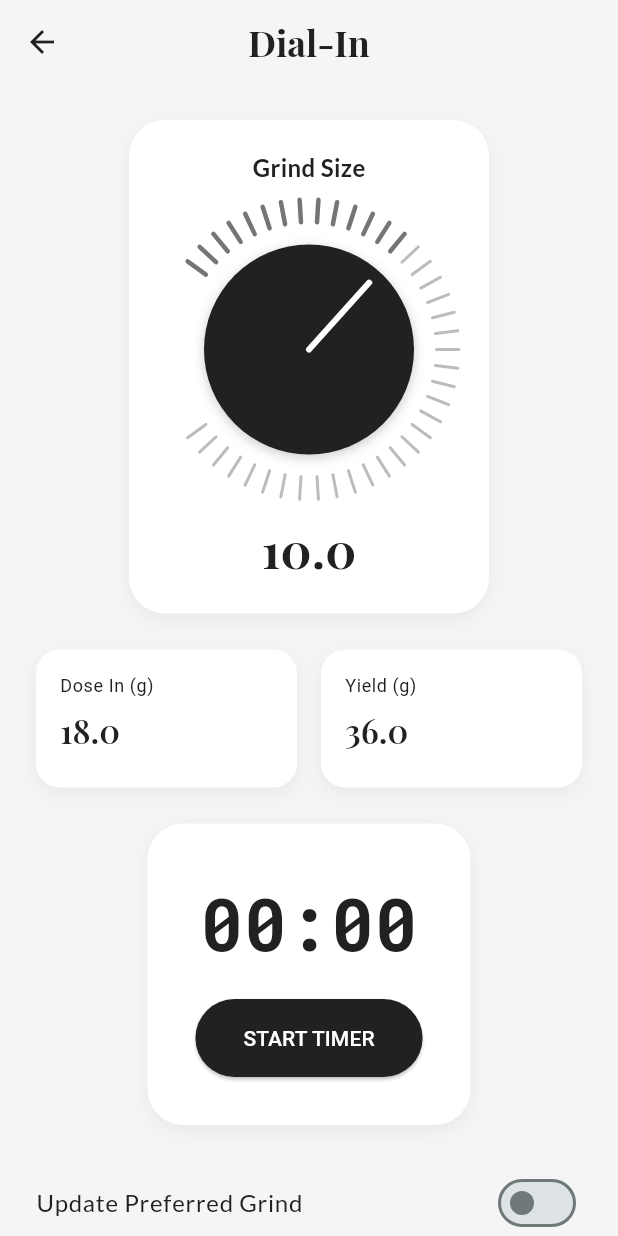
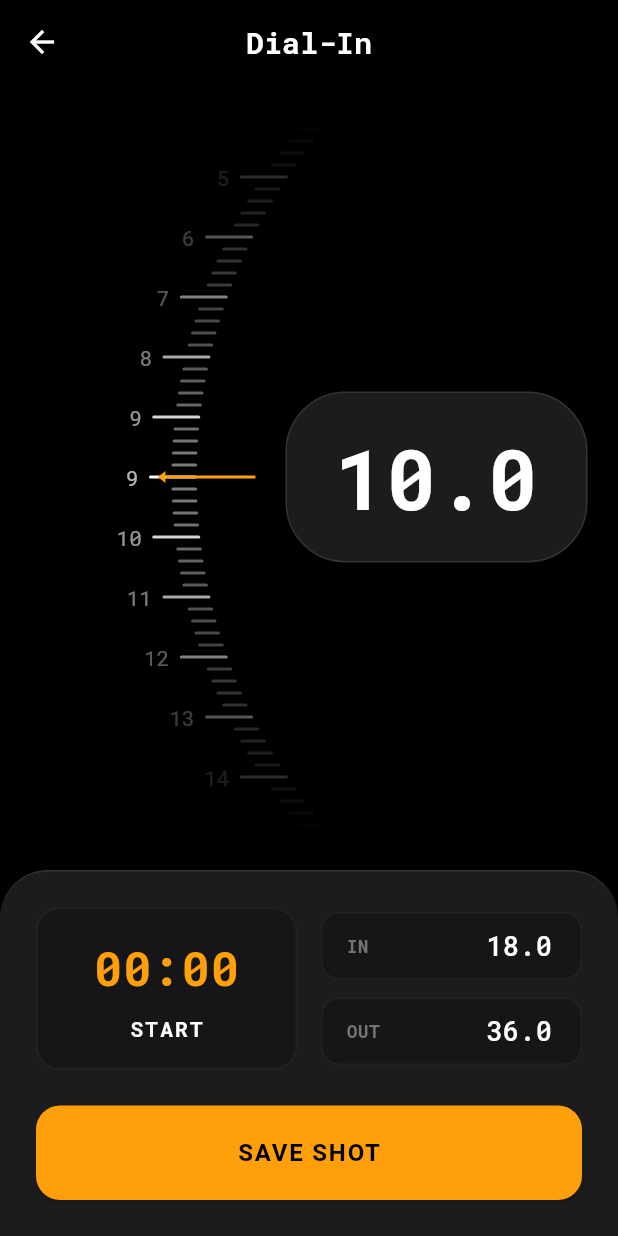
Before and after one commit to LucaGerlich/dialed_in, a Flutter app: the AddShotScreen screen opened directly with empty values, on a phone screen of 412 x 824 dp. Run offline on Flutter 3.47's test engine with Material 3 defaults, Android fonts, the phone set to English and light mode, and no system bars; our stand-ins replace fl_chart, google_fonts, shared_preferences; accounts and stored records are empty.

Commit message:
Design update

```diff
--- a/lib/screens/add_shot_screen.dart
+++ b/lib/screens/add_shot_screen.dart
@@ -83,28 +83,15 @@ class _AddShotScreenState extends State<AddShotScreen> {
       appBar: AppBar(
         title: const Text('Dial-In'),
       ),
-      body: SingleChildScrollView(
-        padding: const EdgeInsets.all(24.0),
-        child: Column(
+      body: Column(
         children: [
-            // Grind Size Dial
-            Container(
-              padding: const EdgeInsets.all(20),
-              decoration: BoxDecoration(
-                color: Colors.white,
-                borderRadius: BorderRadius.circular(24),
-                boxShadow: [
-                  BoxShadow(
-                    color: Colors.black.withOpacity(0.05),
-                    blurRadius: 10,
-                    offset: const Offset(0, 4),
-                  ),
-                ],
-              ),
+          // Expanded Dial Area (Centered)
+          Expanded(
+            child: Center(
               child: AnalogDial(
                 value: _grindSize,
                 min: 0,
-                max: 30, // Configurable range as requested? (Hardcoded for now, could be dynamic)
+                max: 30,
                 label: 'Grind Size',
                 onChanged: (val) {
                   setState(() {
@@ -113,76 +100,68 @@ class _AddShotScreenState extends State<AddShotScreen> {
                 },
               ),
             ),
-            const SizedBox(height: 24),
+          ),
 
-            // Dose Inputs
+          // Bottom Section (Inputs + Timer + Save)
+          Container(
+            padding: const EdgeInsets.all(24),
+            decoration: BoxDecoration(
+              color: Theme.of(context).colorScheme.surface,
+              borderRadius: const BorderRadius.vertical(top: Radius.circular(32)),
+              border: Border(top: BorderSide(color: Colors.white.withOpacity(0.1))),
+            ),
+            child: Column(
+              mainAxisSize: MainAxisSize.min,
+              children: [
+                // Timer Row
                 Row(
                   children: [
                     Expanded(
-                  child: _buildNumberInput(
-                    context,
-                    label: 'Dose In (g)',
-                    controller: _doseInController,
-                  ),
-                ),
-                const SizedBox(width: 16),
-                Expanded(
-                  child: _buildNumberInput(
-                    context,
-                    label: 'Yield (g)',
-                    controller: _doseOutController,
-                  ),
-                ),
-              ],
-            ),
-            const SizedBox(height: 24),
-
-            // Timer
-            Container(
-              padding: const EdgeInsets.all(32),
+                      child: Container(
+                        padding: const EdgeInsets.symmetric(vertical: 16),
                         decoration: BoxDecoration(
-                color: Colors.white,
-                borderRadius: BorderRadius.circular(24),
-                boxShadow: [
-                  BoxShadow(
-                    color: Colors.black.withOpacity(0.05),
-                    blurRadius: 10,
-                    offset: const Offset(0, 4),
-                  ),
-                ],
+                          color: Colors.black.withOpacity(0.2),
+                          borderRadius: BorderRadius.circular(16),
+                          border: Border.all(color: Colors.white.withOpacity(0.05)),
                         ),
                         child: Column(
                           children: [
                             Text(
                               _formatDuration(_duration),
                               style: GoogleFonts.robotoMono(
-                      fontSize: 48,
+                                fontSize: 32,
                                 fontWeight: FontWeight.bold,
                                 color: Theme.of(context).colorScheme.primary,
                               ),
                             ),
-                  const SizedBox(height: 16),
-                  ElevatedButton(
-                    onPressed: _toggleTimer,
-                    style: ElevatedButton.styleFrom(
-                      backgroundColor: _isTimerRunning ? Colors.red : Theme.of(context).colorScheme.primary,
-                      foregroundColor: Colors.white,
-                      padding: const EdgeInsets.symmetric(horizontal: 32, vertical: 16),
-                      shape: RoundedRectangleBorder(borderRadius: BorderRadius.circular(30)),
+                            const SizedBox(height: 8),
+                            GestureDetector(
+                              onTap: _toggleTimer,
+                              child: Text(
+                                _isTimerRunning ? 'STOP' : 'START',
+                                style: TextStyle(
+                                  color: _isTimerRunning ? Colors.red : Colors.white,
+                                  fontWeight: FontWeight.bold,
+                                  letterSpacing: 1.5,
                                 ),
-                    child: Text(_isTimerRunning ? 'STOP TIMER' : 'START TIMER'),
+                              ),
                             ),
                           ],
                         ),
                       ),
-            const SizedBox(height: 24),
-
-            // Update Preferred Toggle
-            SwitchListTile(
-              title: const Text('Update Preferred Grind'),
-              value: _updatePreferred,
-              onChanged: (val) => setState(() => _updatePreferred = val),
-              contentPadding: EdgeInsets.zero,
+                    ),
+                    const SizedBox(width: 16),
+                    // Dose Inputs (Stacked or Row?)
+                    Expanded(
+                      child: Column(
+                        children: [
+                          _buildCompactInput(context, 'IN', _doseInController),
+                          const SizedBox(height: 12),
+                          _buildCompactInput(context, 'OUT', _doseOutController),
+                        ],
+                      ),
+                    ),
+                  ],
                 ),
                 const SizedBox(height: 24),
 
@@ -193,46 +172,44 @@ class _AddShotScreenState extends State<AddShotScreen> {
                     onPressed: _saveShot,
                     style: ElevatedButton.styleFrom(
                       backgroundColor: Theme.of(context).colorScheme.primary,
-                  foregroundColor: Colors.white,
+                      foregroundColor: Colors.black,
                       padding: const EdgeInsets.symmetric(vertical: 20),
                       shape: RoundedRectangleBorder(borderRadius: BorderRadius.circular(16)),
                     ),
-                child: const Text('Save Shot', style: TextStyle(fontSize: 18)),
+                    child: const Text('SAVE SHOT', style: TextStyle(fontSize: 16, fontWeight: FontWeight.bold, letterSpacing: 1.2)),
                   ),
                 ),
               ],
             ),
           ),
+        ],
+      ),
     );
   }
 
-  Widget _buildNumberInput(BuildContext context,
-      {required String label, required TextEditingController controller}) {
+  Widget _buildCompactInput(BuildContext context, String label, TextEditingController controller) {
     return Container(
-      padding: const EdgeInsets.all(16),
+      padding: const EdgeInsets.symmetric(horizontal: 16, vertical: 8),
       decoration: BoxDecoration(
-        color: Colors.white,
-        borderRadius: BorderRadius.circular(16),
-        boxShadow: [
-          BoxShadow(
-            color: Colors.black.withOpacity(0.05),
-            blurRadius: 10,
-            offset: const Offset(0, 4),
+        color: Colors.black.withOpacity(0.2),
+        borderRadius: BorderRadius.circular(12),
+        border: Border.all(color: Colors.white.withOpacity(0.05)),
       ),
-        ],
-      ),
-      child: Column(
-        crossAxisAlignment: CrossAxisAlignment.start,
+      child: Row(
         children: [
-          Text(label, style: Theme.of(context).textTheme.bodySmall),
-          TextField(
+          Text(label, style: TextStyle(color: Colors.grey[600], fontSize: 12, fontWeight: FontWeight.bold)),
+          const SizedBox(width: 12),
+          Expanded(
+            child: TextField(
               controller: controller,
               keyboardType: const TextInputType.numberWithOptions(decimal: true),
-            style: Theme.of(context).textTheme.titleLarge,
+              style: Theme.of(context).textTheme.titleMedium?.copyWith(color: Colors.white),
+              textAlign: TextAlign.end,
               decoration: const InputDecoration(
                 border: InputBorder.none,
                 isDense: true,
-              contentPadding: EdgeInsets.symmetric(vertical: 8),
+                contentPadding: EdgeInsets.zero,
+              ),
             ),
           ),
         ],
--- a/lib/widgets/analog_dial.dart
+++ b/lib/widgets/analog_dial.dart
@@ -13,7 +13,7 @@ class AnalogDial extends StatefulWidget {
   const AnalogDial({
     super.key,
     this.min = 0,
-    this.max = 20,
+    this.max = 30,
     required this.value,
     required this.onChanged,
     this.label = '',
@@ -24,119 +24,79 @@ class AnalogDial extends StatefulWidget {
 }
 
 class _AnalogDialState extends State<AnalogDial> {
-  double _currentAngle = 0;
+  late double _currentValue;
 
   @override
   void initState() {
     super.initState();
-    _currentAngle = _valueToAngle(widget.value);
+    _currentValue = widget.value;
   }
 
   @override
   void didUpdateWidget(AnalogDial oldWidget) {
     super.didUpdateWidget(oldWidget);
     if (oldWidget.value != widget.value) {
-      _currentAngle = _valueToAngle(widget.value);
+      _currentValue = widget.value;
     }
   }
 
-  double _valueToAngle(double value) {
-    // Map value (min-max) to angle (-pi*0.8 to pi*0.8)
-    return ((value - widget.min) / (widget.max - widget.min)) * (1.6 * pi) - (0.8 * pi);
-  }
+  void _onPanUpdate(DragUpdateDetails details) {
+    // Vertical drag to change value
+    // Sensitivity: 1 pixel = 0.05 units (adjust as needed)
+    final delta = details.delta.dy * -0.05;
 
-  double _angleToValue(double angle) {
-    // Map angle to value
-    // Clamp angle first
-    final clampedAngle = angle.clamp(-0.8 * pi, 0.8 * pi);
-    return ((clampedAngle + 0.8 * pi) / (1.6 * pi)) * (widget.max - widget.min) + widget.min;
-  }
+    double newValue = _currentValue + delta;
+    newValue = newValue.clamp(widget.min, widget.max);
 
-  void _onPanUpdate(DragUpdateDetails details) {
-    final renderBox = context.findRenderObject() as RenderBox;
-    final center = renderBox.size.center(Offset.zero);
-    final position = renderBox.globalToLocal(details.globalPosition);
-    final vector = position - center;
-
-    // Calculate angle from vertical up (which is -pi/2 in atan2, but we want 0 to be up)
-    // Actually standard atan2: 0 is right, pi/2 is down, -pi/2 is up, pi/-pi is left.
-    // We want our dial to go from bottom-left to bottom-right.
-    // Let's just use standard angle and map it.
-
-    double angle = atan2(vector.dy, vector.dx);
-    // Rotate so that -pi/2 (up) is 0? No, let's stick to standard and just clamp.
-    // Our range is -0.8pi (approx -144 deg) to 0.8pi (approx 144 deg).
-    // -pi is left, 0 is right, pi/2 is down.
-    // -0.8pi is bottom-left. 0.8pi is bottom-right.
-    // The gap is at the bottom.
-
-    // Adjust angle to be continuous across the gap if needed, but simple clamping works for now
-    // if we assume the user doesn't cross the bottom gap.
-
-    // Basic interaction: just track delta?
-    // Let's try absolute angle tracking.
-
-    // Convert standard angle to our range.
-    // If angle is in the bottom gap (e.g. > 0.8pi or < -0.8pi), we clamp to nearest.
-
-    // Problem: atan2 returns -pi to pi.
-    // 0.8pi is roughly 2.5. -0.8pi is -2.5.
-    // The gap is between 2.5 and 3.14 and -3.14 and -2.5.
-
-    if (angle > 0.8 * pi) angle = 0.8 * pi;
-    if (angle < -0.8 * pi) angle = -0.8 * pi;
-
-    final newValue = _angleToValue(angle);
-
-    // Only trigger haptics if value changed significantly (e.g. crossed a tick)
-    // Or just trigger on every update but throttle?
-    // Let's trigger if the integer part changes or every 0.5 step?
-    // For smooth feel, maybe just selectionClick on every move is too much.
-    // Let's try triggering every time the value crosses a 0.5 threshold.
-
-    if ((newValue * 2).floor() != (widget.value * 2).floor()) {
+    // Haptics on integer change
+    if (newValue.floor() != _currentValue.floor()) {
       HapticFeedback.selectionClick();
     }
 
     setState(() {
-      _currentAngle = angle;
+      _currentValue = newValue;
       widget.onChanged(newValue);
     });
   }
 
   @override
   Widget build(BuildContext context) {
-    return Column(
-      mainAxisSize: MainAxisSize.min,
+    return Row(
+      mainAxisAlignment: MainAxisAlignment.center,
       children: [
-        if (widget.label.isNotEmpty)
-          Text(
-            widget.label,
-            style: GoogleFonts.lato(
-              fontSize: 16,
-              fontWeight: FontWeight.bold,
-              color: Theme.of(context).colorScheme.primary,
-            ),
-          ),
-        const SizedBox(height: 10),
+        // The Dial (Left side)
         GestureDetector(
           onPanUpdate: _onPanUpdate,
-          child: CustomPaint(
-            size: const Size(200, 200),
-            painter: _DialPainter(
-              angle: _currentAngle,
-              color: Theme.of(context).colorScheme.primary,
-              accentColor: Theme.of(context).colorScheme.secondary,
+          child: SizedBox(
+            width: 150,
+            height: 300,
+            child: CustomPaint(
+              painter: _RadioTunerPainter(
+                value: _currentValue,
+                min: widget.min,
+                max: widget.max,
+                color: Theme.of(context).colorScheme.onSurface,
+                accentColor: Theme.of(context).colorScheme.primary,
+              ),
             ),
           ),
         ),
-        const SizedBox(height: 10),
-        Text(
-          widget.value.toStringAsFixed(1),
-          style: GoogleFonts.playfairDisplay(
-            fontSize: 32,
-            fontWeight: FontWeight.bold,
-            color: Theme.of(context).colorScheme.primary,
+        const SizedBox(width: 20),
+        // The Readout (Right side)
+        Container(
+          padding: const EdgeInsets.symmetric(horizontal: 32, vertical: 16),
+          decoration: BoxDecoration(
+            color: const Color(0xFF1C1C1E), // Dark surface
+            borderRadius: BorderRadius.circular(40),
+            border: Border.all(color: Colors.white.withOpacity(0.1)),
+          ),
+          child: Text(
+            _currentValue.toStringAsFixed(1),
+            style: GoogleFonts.robotoMono(
+              fontSize: 56,
+              fontWeight: FontWeight.bold,
+              color: Colors.white,
+            ),
           ),
         ),
       ],
@@ -144,85 +104,149 @@ class _AnalogDialState extends State<AnalogDial> {
   }
 }
 
-class _DialPainter extends CustomPainter {
-  final double angle;
+class _RadioTunerPainter extends CustomPainter {
+  final double value;
+  final double min;
+  final double max;
   final Color color;
   final Color accentColor;
 
-  _DialPainter({required this.angle, required this.color, required this.accentColor});
+  _RadioTunerPainter({
+    required this.value,
+    required this.min,
+    required this.max,
+    required this.color,
+    required this.accentColor,
+  });
 
   @override
   void paint(Canvas canvas, Size size) {
-    final center = size.center(Offset.zero);
-    final radius = size.width / 2;
-    final strokeWidth = 4.0;
+    final centerY = size.height / 2;
+    final centerX = size.width; // Right edge of the dial area is the "center" of the arc
 
-    // Draw ticks
+    // Arc parameters
+    final radius = size.height * 1.2; // Large radius for subtle curve
+    final arcCenter = Offset(centerX + radius - 40, centerY); // Center of the circle forming the arc
+
     final tickPaint = Paint()
       ..color = color.withOpacity(0.3)
       ..strokeWidth = 2
       ..strokeCap = StrokeCap.round;
 
     final activeTickPaint = Paint()
-      ..color = accentColor
-      ..strokeWidth = 3
+      ..color = Colors.white
+      ..strokeWidth = 2
       ..strokeCap = StrokeCap.round;
 
-    const totalTicks = 40;
-    const startAngle = -0.8 * pi;
-    const endAngle = 0.8 * pi;
-    const angleRange = endAngle - startAngle;
+    final textPainter = TextPainter(
+      textDirection: TextDirection.ltr,
+      textAlign: TextAlign.right,
+    );
 
-    for (int i = 0; i <= totalTicks; i++) {
-      final tickAngle = startAngle + (angleRange / totalTicks) * i;
-      final isPast = tickAngle <= angle;
+    // How many units visible?
+    const visibleRange = 6.0; // +/- 3 units
+    final startVal = (value - visibleRange).floorToDouble();
+    final endVal = (value + visibleRange).ceilToDouble();
 
-      final innerRadius = radius - 15;
-      final outerRadius = radius;
+    for (double i = startVal; i <= endVal; i += 0.2) { // Ticks every 0.2
+      if (i < min || i > max) continue;
 
-      final p1 = Offset(
-        center.dx + innerRadius * cos(tickAngle),
-        center.dy + innerRadius * sin(tickAngle),
-      );
-      final p2 = Offset(
-        center.dx + outerRadius * cos(tickAngle),
-        center.dy + outerRadius * sin(tickAngle),
+      final diff = i - value; // Distance from center
+      // Map diff to Y position
+      // 1 unit = 40 pixels
+      final yOffset = diff * 40;
+      final yPos = centerY + yOffset;
+
+      // Calculate X based on arc
+      // Circle equation: (x - cx)^2 + (y - cy)^2 = r^2
+      // x = cx - sqrt(r^2 - (y - cy)^2)
+      final dy = yPos - arcCenter.dy;
+      // If dy is too large, we are out of circle, skip
+      if (dy.abs() > radius) continue;
+
+      final dx = arcCenter.dx - sqrt(radius * radius - dy * dy);
+
+      // Opacity fade at edges
+      final opacity = (1.0 - (diff.abs() / visibleRange)).clamp(0.0, 1.0);
+      if (opacity <= 0) continue;
+
+      final isMajor = (i * 10).round() % 10 == 0; // Integer values
+      final tickLength = isMajor ? 30.0 : 15.0;
+
+      final paint = isMajor ? activeTickPaint : tickPaint;
+      paint.color = paint.color.withOpacity(opacity * (isMajor ? 1.0 : 0.5));
+
+      canvas.drawLine(
+        Offset(dx, yPos),
+        Offset(dx - tickLength, yPos),
+        paint,
       );
 
-      canvas.drawLine(p1, p2, isPast ? activeTickPaint : tickPaint);
+      // Draw numbers for major ticks
+      if (isMajor) {
+        textPainter.text = TextSpan(
+          text: i.toInt().toString(),
+          style: GoogleFonts.robotoMono(
+            fontSize: 14,
+            color: color.withOpacity(opacity * 0.7),
+          ),
+        );
+        textPainter.layout();
+        textPainter.paint(
+          canvas,
+          Offset(dx - tickLength - textPainter.width - 8, yPos - textPainter.height / 2),
+        );
+      }
     }
 
-    // Draw Knob Shadow
-    final knobRadius = radius - 30;
-    final shadowPaint = Paint()
-      ..color = Colors.black.withOpacity(0.2)
-      ..maskFilter = const MaskFilter.blur(BlurStyle.normal, 4);
+    // Draw Center Indicator (The "Needle")
+    // In the image, it's a line and a highlight
+    final indicatorPaint = Paint()
+      ..color = accentColor
+      ..strokeWidth = 2
+      ..style = PaintingStyle.stroke;
 
-    canvas.drawCircle(center + const Offset(0, 2), knobRadius, shadowPaint);
+    // Draw a "lens" or box around the center?
+    // Image has a box around the ticks on the left
+    final boxHeight = 60.0;
+    final boxWidth = 80.0;
+    final boxRect = Rect.fromCenter(
+      center: Offset(size.width - boxWidth/2, centerY),
+      width: boxWidth,
+      height: boxHeight,
+    );
 
-    // Draw Knob
-    final knobPaint = Paint()
-      ..color = color
+    // Draw selection box styling
+    final boxPaint = Paint()
+      ..color = Colors.white.withOpacity(0.05)
       ..style = PaintingStyle.fill;
 
-    canvas.drawCircle(center, knobRadius, knobPaint);
+    final boxBorderPaint = Paint()
+      ..color = Colors.white.withOpacity(0.2)
+      ..style = PaintingStyle.stroke
+      ..strokeWidth = 1;
 
-    // Draw Indicator
-    final indicatorPaint = Paint()
-      ..color = Colors.white
-      ..strokeWidth = 4
-      ..strokeCap = StrokeCap.round;
+    // Draw curved box matching the arc? Hard. Let's do simple rounded rect for now.
+    // Actually, let's just draw the "Center Line"
 
-    final indicatorPos = Offset(
-      center.dx + (knobRadius - 10) * cos(angle),
-      center.dy + (knobRadius - 10) * sin(angle),
+    canvas.drawLine(
+      Offset(size.width - 60, centerY),
+      Offset(size.width, centerY),
+      Paint()..color = accentColor ..strokeWidth = 2,
     );
 
-    canvas.drawLine(center, indicatorPos, indicatorPaint);
+    // Small arrow on the left of the line
+    final path = Path()
+      ..moveTo(size.width - 65, centerY)
+      ..lineTo(size.width - 60, centerY - 4)
+      ..lineTo(size.width - 60, centerY + 4)
+      ..close();
+
+    canvas.drawPath(path, Paint()..color = accentColor ..style = PaintingStyle.fill);
   }
 
   @override
-  bool shouldRepaint(covariant _DialPainter oldDelegate) {
-    return oldDelegate.angle != angle || oldDelegate.color != color;
+  bool shouldRepaint(covariant _RadioTunerPainter oldDelegate) {
+    return oldDelegate.value != value || oldDelegate.color != color;
   }
 }
```
Also changed, not shown: lib/main.dart (+28 -27 lines), lib/screens/bean_detail_screen.dart (+34 -27 lines), lib/widgets/bean_card.dart (+10 -15 lines). Lines whose indentation alone changed are shown as unchanged.
